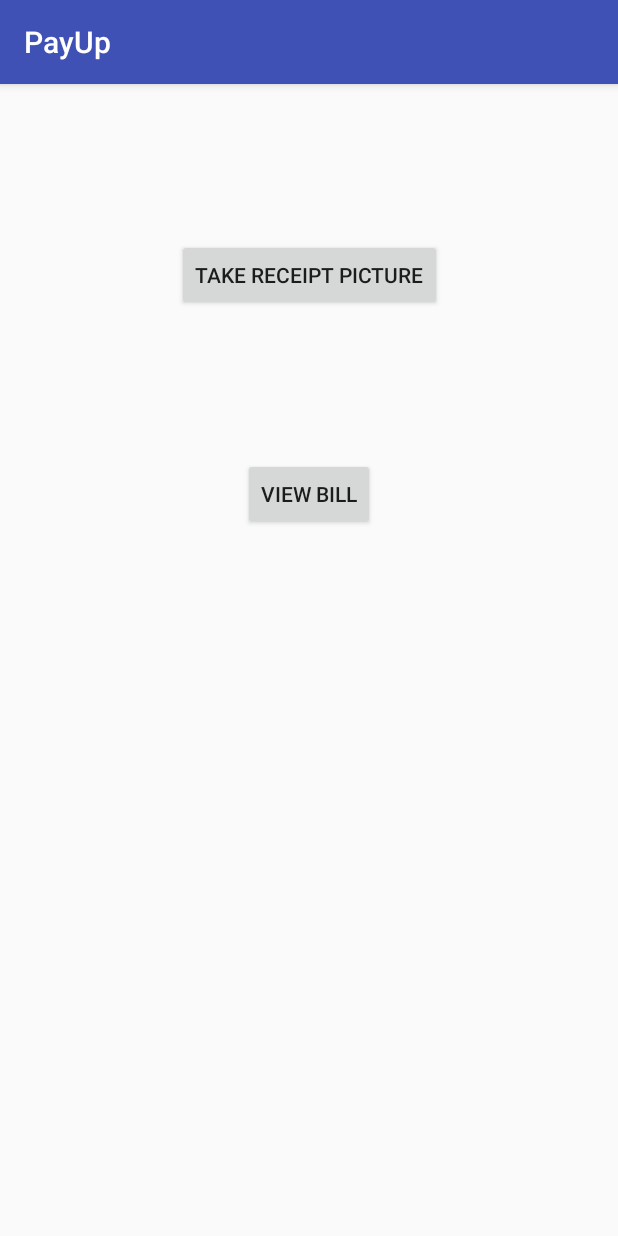
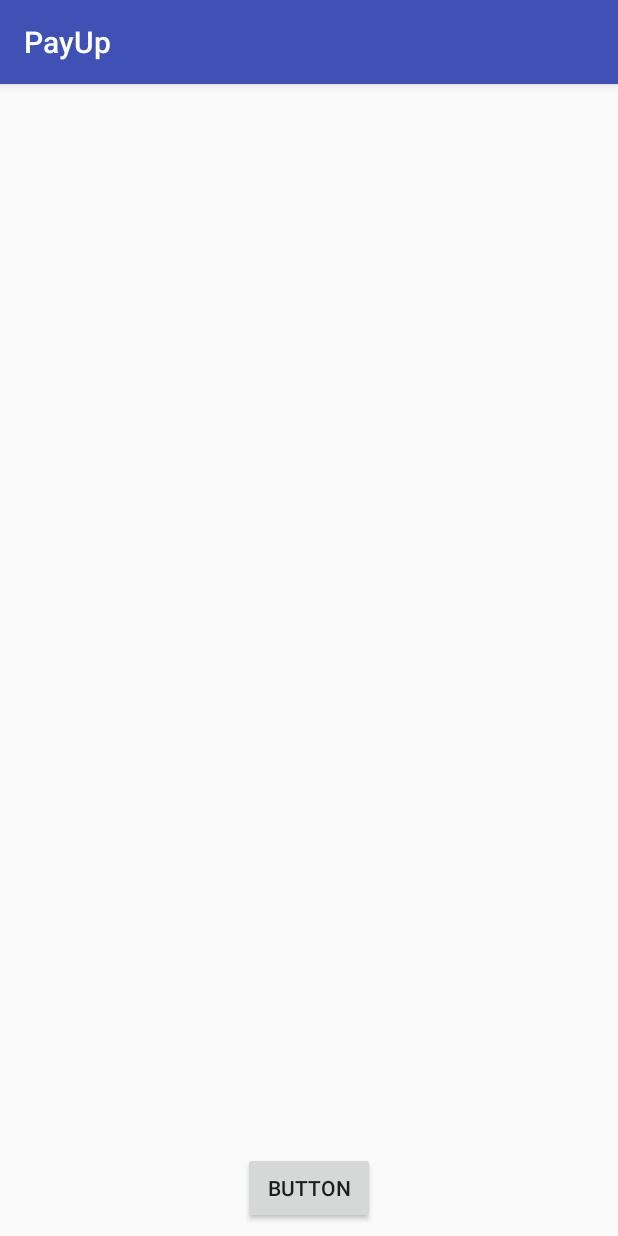
Before and after one commit to vincentt117/payup, an Android app: the screen it shows after launch (SelectActivity before the commit, ViewBill after it), after a tap on "VIEW BILL", on a phone screen of 412 x 824 dp. Run offline under Robolectric (Android 15) with nearby library versions, the phone set to English and light mode, and no system bars.

Commit message:
Created activities

```diff
--- a/app/PayUp/app/src/main/AndroidManifest.xml
+++ b/app/PayUp/app/src/main/AndroidManifest.xml
@@ -15,6 +15,7 @@
                 <category android:name="android.intent.category.LAUNCHER" />
             </intent-filter>
         </activity>
+        <activity android:name=".ViewBill"></activity>
     </application>
 
 </manifest>
--- a/app/PayUp/app/src/main/java/com/cuhacking/payup/SelectActivity.java
+++ b/app/PayUp/app/src/main/java/com/cuhacking/payup/SelectActivity.java
@@ -1,5 +1,6 @@
 package com.cuhacking.payup;
 
+import android.content.Intent;
 import android.support.v7.app.AppCompatActivity;
 import android.os.Bundle;
 import android.util.Log;
@@ -23,7 +24,11 @@ public class SelectActivity extends AppCompatActivity {
 
     }
     public void viewBill(View v){
-        //TODO go to vincent
         Log.d("TAG", "viewBill: Clicked");
+        Intent intent = new Intent(this, ViewBill.class);
+        //EditText editText = (EditText) findViewById(R.id.editText);
+        //String message = editText.getText().toString();
+        //intent.putExtra(EXTRA_MESSAGE, message);
+        startActivity(intent);
     }
 }
--- /dev/null
+++ b/app/PayUp/app/src/main/java/com/cuhacking/payup/ViewBill.java
@@ -0,0 +1,19 @@
+package com.cuhacking.payup;
+
+import android.support.v7.app.AppCompatActivity;
+import android.os.Bundle;
+import android.view.View;
+
+public class ViewBill extends AppCompatActivity {
+
+    @Override
+    protected void onCreate(Bundle savedInstanceState) {
+        super.onCreate(savedInstanceState);
+        setContentView(R.layout.activity_view_bill);
+    }
+
+
+    public void join(View v){
+
+    }
+}
--- /dev/null
+++ b/app/PayUp/app/src/main/res/layout/activity_view_bill.xml
@@ -0,0 +1,21 @@
+<?xml version="1.0" encoding="utf-8"?>
+<android.support.constraint.ConstraintLayout xmlns:android="http://schemas.android.com/apk/res/android"
+    xmlns:app="http://schemas.android.com/apk/res-auto"
+    xmlns:tools="http://schemas.android.com/tools"
+    android:layout_width="match_parent"
+    android:layout_height="match_parent"
+    tools:context="com.cuhacking.payup.ViewBill">
+
+    <Button
+        android:id="@+id/view_bill_join"
+        android:layout_width="wrap_content"
+        android:layout_height="wrap_content"
+        android:text="Button"
+        app:layout_constraintBottom_toBottomOf="parent"
+        android:layout_marginBottom="8dp"
+        android:layout_marginRight="8dp"
+        app:layout_constraintRight_toRightOf="parent"
+        android:layout_marginLeft="8dp"
+        app:layout_constraintLeft_toLeftOf="parent"
+        android:onClick="join"/>
+</android.support.constraint.ConstraintLayout>
```
